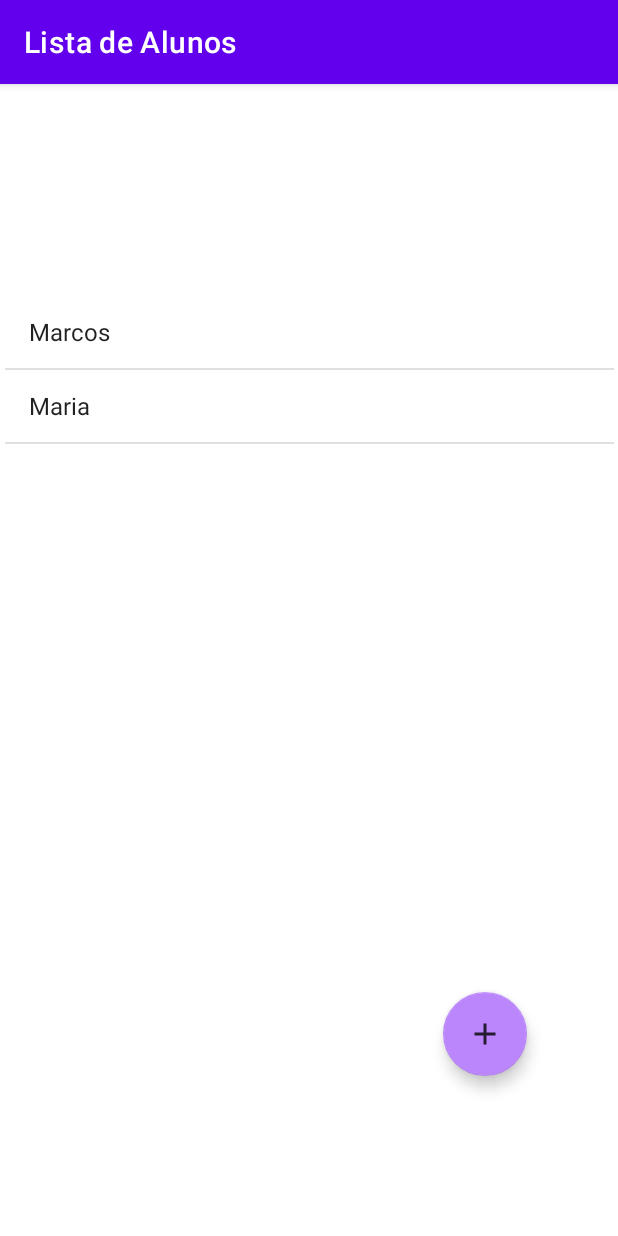
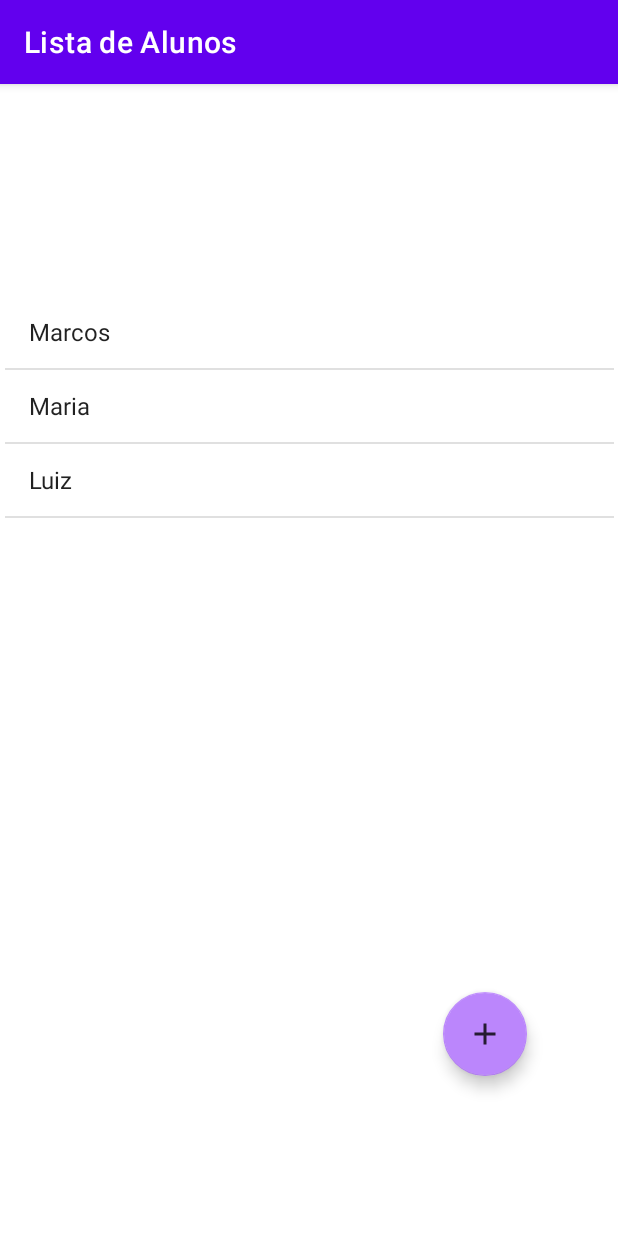
Before and after one commit to estremot/Projetos_Android_2023, an Android app: the screen it shows after launch (MainActivity), on a phone screen of 412 x 824 dp. Run offline under Robolectric (Android 15) with nearby library versions, the phone set to English and light mode, and no system bars.

Commit message:
Atualização 09_03
Atualização da Aplicação

```diff
--- a/Exemplo_Lista/app/src/main/java/com/unifunec/exemplolista/MainActivity.java
+++ b/Exemplo_Lista/app/src/main/java/com/unifunec/exemplolista/MainActivity.java
@@ -35,9 +35,11 @@ public class MainActivity extends AppCompatActivity {
 
         dao.salva(new Aluno("Marcos","18981871484","estremot@gmail.com"));
         dao.salva(new Aluno("Maria","18981871010","teste@gmail.com"));
+        dao.salva(new Aluno("Luiz","18981871011","teste2@gmail.com"));
         fab.setOnClickListener(new View.OnClickListener() {
             @Override
             public void onClick(View view) {
+
                 startActivity(new Intent(MainActivity.this,Formulario_DadosActivity.class));
             }
         });
@@ -74,4 +76,6 @@ public class MainActivity extends AppCompatActivity {
             }
         });
     }
+
+
 }
--- a/Exemplo_Lista/app/src/main/java/com/unifunec/exemplolista/dao/AlunoDAO.java
+++ b/Exemplo_Lista/app/src/main/java/com/unifunec/exemplolista/dao/AlunoDAO.java
@@ -10,6 +10,7 @@ public class AlunoDAO {
     private final static List<Aluno> alunos = new ArrayList<>();
     public void salva(Aluno aluno)
     {
+
         alunos.add(aluno);
     }
 
--- a/Exemplo_Lista/app/src/main/res/layout/activity_formulario_dados.xml
+++ b/Exemplo_Lista/app/src/main/res/layout/activity_formulario_dados.xml
@@ -3,6 +3,7 @@
     android:layout_width="match_parent"
     android:layout_height="match_parent"
     android:orientation="vertical">
+
 
     <EditText android:id="@+id/txt_nome"
         android:layout_width="match_parent"
```
